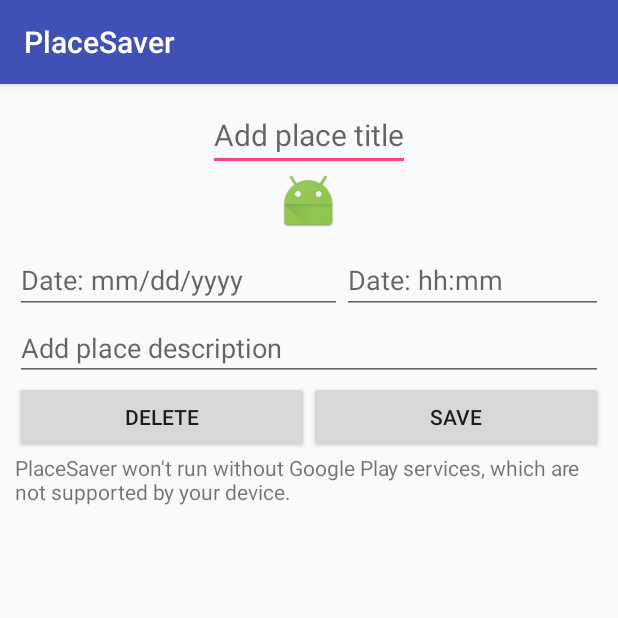
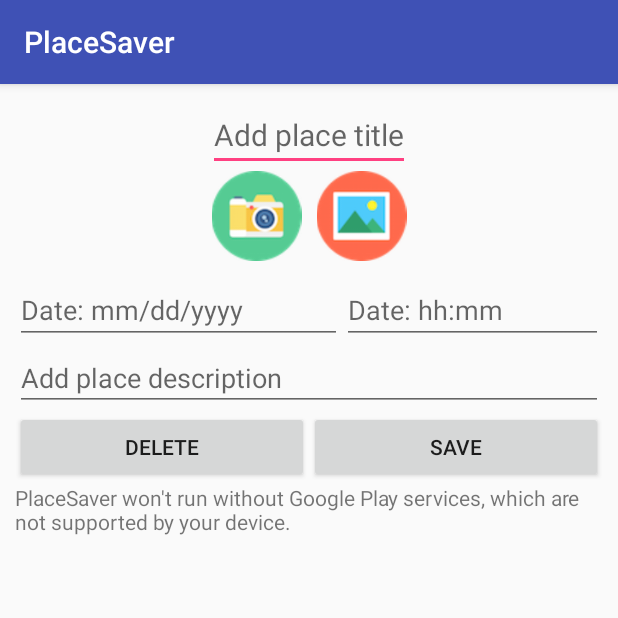
Before and after one commit to adamstapelmann/SnapMap, an Android app: the EditPlaceActivity screen opened directly, with no data from a screen before it, on a phone screen of 412 x 824 dp, the top half of it. Run offline under Robolectric (Android 15) with nearby library versions, the phone set to English and light mode, and no system bars; libraries missing offline, so code that uses them is left out: io.realm.

Commit message:
added icons for camera and view pic

```diff
--- a/app/src/main/res/layout/activity_edit_place.xml
+++ b/app/src/main/res/layout/activity_edit_place.xml
@@ -16,13 +16,31 @@
         android:layout_gravity="center_horizontal"
         android:hint="Add place title"/>
 
-    <ImageView
-        android:id="@+id/ivLocImg"
-        android:layout_width="50dp"
-        android:layout_height="50dp"
-        android:src="@mipmap/ic_launcher"
-        android:paddingBottom="10dp"
-        android:layout_gravity="center_horizontal"/>
+    <LinearLayout
+        android:layout_width="match_parent"
+        android:layout_height="wrap_content"
+        android:orientation="horizontal"
+        android:gravity="center">
+
+
+        <ImageView
+            android:id="@+id/ivLocImg"
+            android:layout_width="70dp"
+            android:layout_height="70dp"
+            android:src="@drawable/cameraicon"
+            android:paddingBottom="10dp"
+            android:layout_gravity="center_horizontal"/>
+        <ImageView
+            android:id="@+id/viewPic"
+            android:src="@drawable/viewimageicon"
+            android:layout_width="70dp"
+            android:layout_height="70dp"
+            android:paddingBottom="10dp"
+            />
+
+
+
+    </LinearLayout>
 
     <LinearLayout
         android:layout_width="match_parent"
```
Also changed, not shown: app/src/main/res/drawable/cameraicon.png (added), app/src/main/res/drawable/viewimageicon.png (added).
